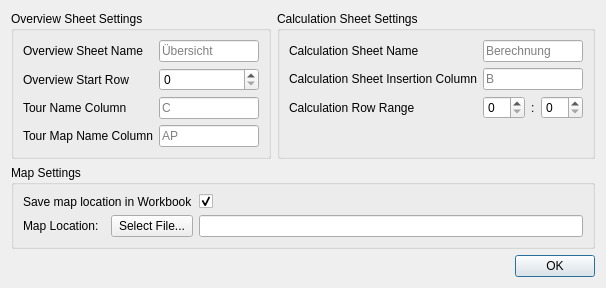
This is ui/settingsDialog.ui in syzen08/excelmaplink as Qt 5 draws it before an edit. The edited form follows.
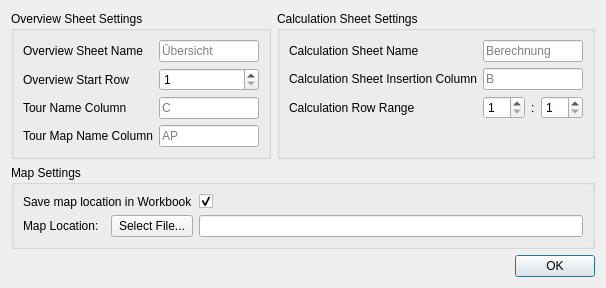
This is the edited form.

Commit message:
set the minimum of the row spinboxes to 1
because setting them to 0 causes an error

Diff of the .ui file:
```diff
--- a/ui/settingsDialog.ui
+++ b/ui/settingsDialog.ui
@@ -47,7 +47,11 @@
          </widget>
         </item>
         <item row="1" column="1">
-         <widget class="QSpinBox" name="tourSheetStartRowSpinBox"/>
+         <widget class="QSpinBox" name="tourSheetStartRowSpinBox">
+          <property name="minimum">
+           <number>1</number>
+          </property>
+         </widget>
         </item>
         <item row="2" column="0">
          <widget class="QLabel" name="tourSheetTourNameLabel">
@@ -133,7 +137,11 @@
         <item row="2" column="1">
          <layout class="QHBoxLayout" name="rangeSelectorLayout" stretch="1,0,1">
           <item>
-           <widget class="QSpinBox" name="fromSpinbox"/>
+           <widget class="QSpinBox" name="fromSpinbox">
+            <property name="minimum">
+             <number>1</number>
+            </property>
+           </widget>
           </item>
           <item>
            <widget class="QLabel" name="colonLabel">
@@ -143,7 +151,11 @@
            </widget>
           </item>
           <item>
-           <widget class="QSpinBox" name="toSpinbox"/>
+           <widget class="QSpinBox" name="toSpinbox">
+            <property name="minimum">
+             <number>1</number>
+            </property>
+           </widget>
           </item>
          </layout>
         </item>
```
The commit also changes 1 other file.
